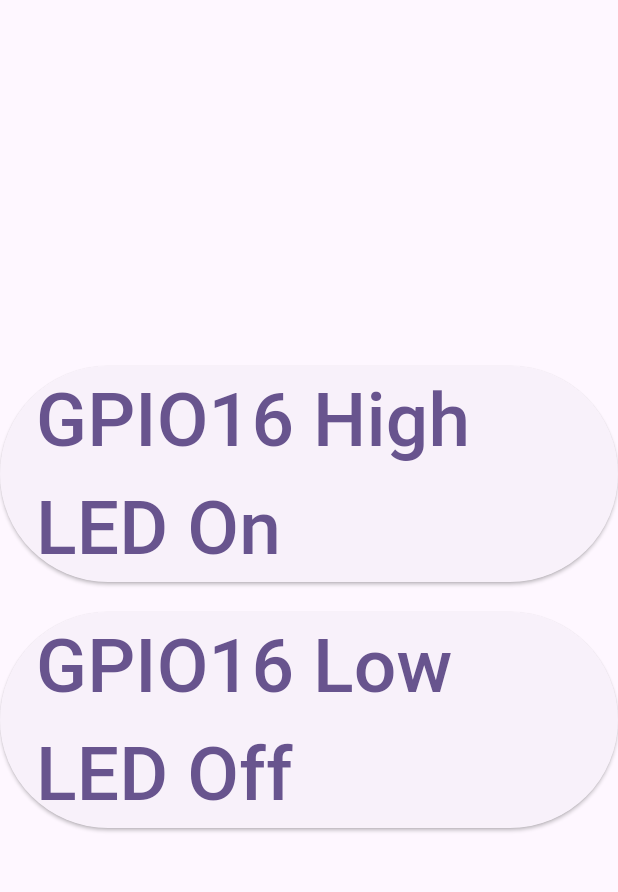
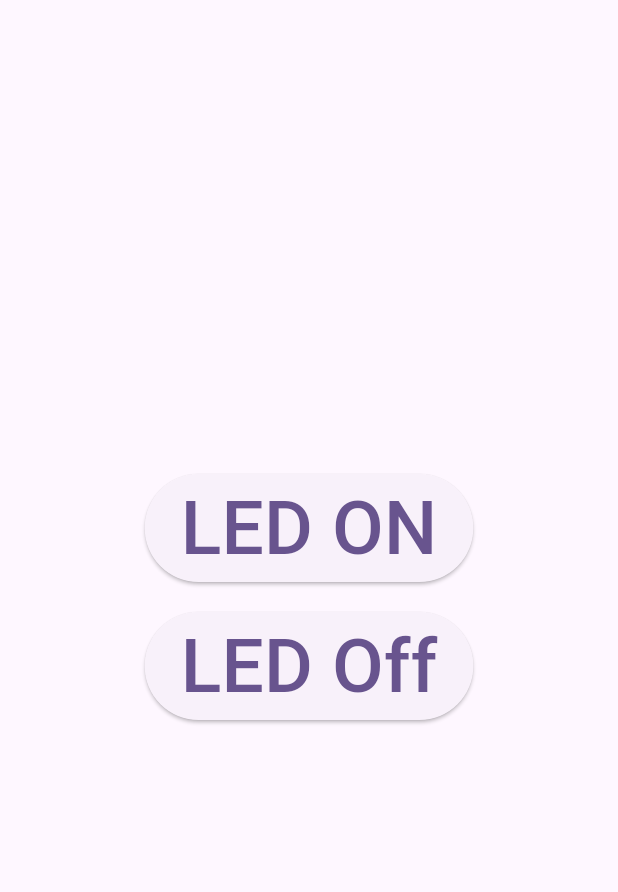
Before and after one commit to AllyTechEngineering/udemy_led_gpio_final, a Flutter app: the screen it shows after launch, on a phone screen of 412 x 824 dp, the part 63-955 px from its top. Run offline on Flutter 3.47's test engine with Material 3 defaults, Android fonts, the phone set to English and light mode, and no system bars; missing offline and left inert: dart_periphery.

Commit message:
Changed the led_screen and moved the elevated button to a seperate class

```diff
--- /dev/null
+++ b/lib/led_screen/led_button.dart
@@ -0,0 +1,22 @@
+import 'package:flutter/material.dart';
+
+class LedButton {
+  final String buttonText;
+  final bool buttonLevel;
+
+  LedButton({required this.buttonText, required this.buttonLevel});
+
+  Widget getElevatedButtonLedOn(Function setState, dynamic ledService) {
+    return ElevatedButton(
+      onPressed: () {
+        setState(() {
+          ledService.gpio16OutputLevel(buttonLevel);
+        });
+      },
+      child: Text(
+        buttonText,
+        style: const TextStyle(fontSize: 50.0),
+      ),
+    );
+  }
+}
--- a/lib/led_screen/led_screen.dart
+++ b/lib/led_screen/led_screen.dart
@@ -1,6 +1,5 @@
 import 'package:flutter/material.dart';
-
-//TODO: Import the led_service.dart file
+import 'package:udemy_led_gpio/led_screen/led_button.dart';
 import 'package:udemy_led_gpio/led_service/led_service.dart';
 
 class LedScreen extends StatefulWidget {
@@ -11,16 +10,13 @@ class LedScreen extends StatefulWidget {
 }
 
 class _LedScreenState extends State<LedScreen> {
-  //TODO: Create an instance of the LedService class
-final LedService ledService = LedService();
-  //TODO: Call the initGpio16Output method in the initState method
+  final LedService ledService = LedService();
   @override
   void initState() {
     ledService.initGpio16Output();
     super.initState();
   }
 
-  //TODO: Call the disposeGpio method in the dispose method
   @override
   void dispose() {
     ledService.disposeGpio();
@@ -29,56 +25,24 @@ final LedService ledService = LedService();
 
   @override
   Widget build(BuildContext context) {
-    //TODO: Create a Scaffold widget
     return Scaffold(
-      //TODO: Add an AppBar widget
       appBar: AppBar(
         title: const Text('Udemy Led GPIO'),
         centerTitle: true,
       ),
-      //TODO: Add a Center widget
       body: Center(
-        //TODO: Add a Column widget
         child: Column(
           crossAxisAlignment: CrossAxisAlignment.center,
           mainAxisAlignment: MainAxisAlignment.center,
           children: <Widget>[
-            //TODO: Add the getElevatedButtonLedOn method
-            getElevatedButtonLedOn(),
-            const SizedBox(height: 20),
-            //TODO: Add the getElevatedButtonLedOff method
-            getElevatedButtonLedOff(),
+            LedButton(buttonText: 'LED ON', buttonLevel: true)
+                .getElevatedButtonLedOn(setState, ledService),
+                const SizedBox(height: 20),
+            LedButton(buttonText: 'LED Off', buttonLevel: false)
+                .getElevatedButtonLedOn(setState, ledService),
           ],
         ),
       ),
     );
   }
-//TODO: Create the getElevatedButtonLedOn method
-  Widget getElevatedButtonLedOn() {
-    return ElevatedButton(
-      onPressed: () {
-        setState(() {
-          ledService.gpio16OutputLevel(true);
-        });
-      },
-      child: const Text(
-        'GPIO16 High LED On',
-        style: TextStyle(fontSize: 50.0),
-      ),
-    );
-  }
-//TODO: Create the getElevatedButtonLedOff method
-  Widget getElevatedButtonLedOff() {
-    return ElevatedButton(
-      onPressed: () {
-        setState(() {
-          ledService.gpio16OutputLevel(false);
-        });
-      },
-      child: const Text(
-        'GPIO16 Low LED Off',
-        style: TextStyle(fontSize: 50.0),
-      ),
-    );
-  }
 }
--- a/lib/led_service/led_service.dart
+++ b/lib/led_service/led_service.dart
@@ -3,11 +3,9 @@ import 'package:dart_periphery/dart_periphery.dart';
 import 'package:flutter/foundation.dart';
 
 class LedService {
-  // TODO: Define a static variable for GPIO pin 16
-  // ignore: prefer_typing_uninitialized_variables
-  static var gpio16;
 
-  // TODO: Initialize GPIO 16 as an output
+ late GPIO gpio16;
+
   void initGpio16Output() {
     try {
       gpio16 = GPIO(16, GPIOdirection.gpioDirOut);
@@ -16,13 +14,11 @@ class LedService {
     }
   }
 
-  // TODO: Set the output level of GPIO 16
   void gpio16OutputLevel(bool outputValue) {
     debugPrint('outputValue: $outputValue');
     gpio16.write(outputValue);
   }
 
-  // TODO: Dispose of the GPIO resources
       void disposeGpio() {
     gpio16.dispose();
   }
```
Also changed, not shown: 3 other files.
